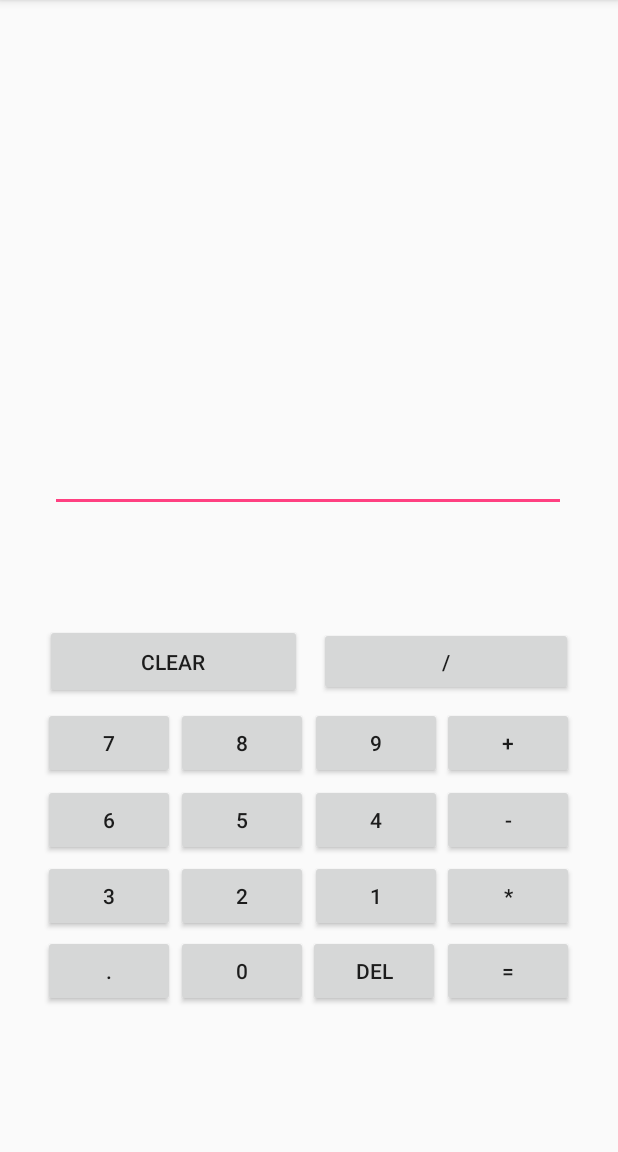
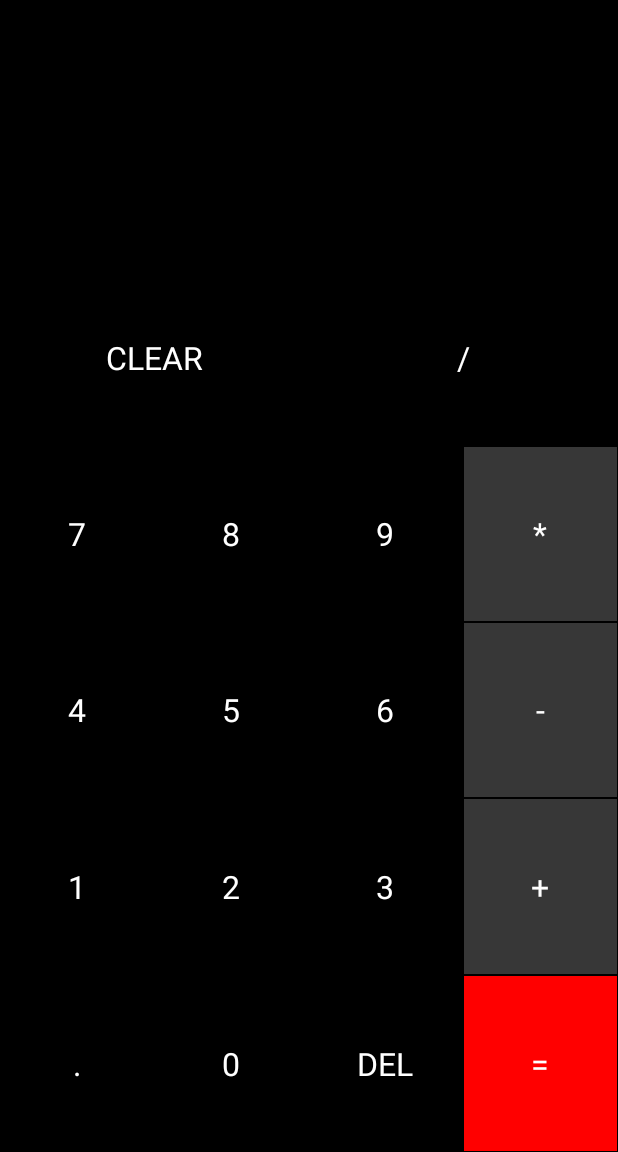
Before and after one commit to hruthiksiva/Calculator, an Android app: the screen it shows after launch (MainActivity), on a phone screen of 412 x 824 dp, the part 84-1236 px from its top. Run offline under Robolectric (Android 15) with nearby library versions, the phone set to English and light mode, and no system bars.

Commit message:
Second Working Layout - Linear Layout

```diff
--- a/app/src/main/res/layout/activity_main.xml
+++ b/app/src/main/res/layout/activity_main.xml
@@ -1,248 +1,146 @@
 <?xml version="1.0" encoding="utf-8"?>
-<android.support.constraint.ConstraintLayout xmlns:android="http://schemas.android.com/apk/res/android"
-    xmlns:app="http://schemas.android.com/apk/res-auto"
+<LinearLayout xmlns:android="http://schemas.android.com/apk/res/android"
     xmlns:tools="http://schemas.android.com/tools"
     android:layout_width="match_parent"
     android:layout_height="match_parent"
+    android:background="@android:color/black"
+    android:orientation="vertical"
     tools:context=".MainActivity">
 
-    <Button
-        android:id="@+id/equal"
-        android:layout_width="wrap_content"
-        android:layout_height="wrap_content"
-        android:text="="
-        app:layout_constraintBottom_toBottomOf="parent"
-        app:layout_constraintEnd_toEndOf="parent"
-        app:layout_constraintHorizontal_bias="0.91"
-        app:layout_constraintStart_toStartOf="parent"
-        app:layout_constraintTop_toTopOf="parent"
-        app:layout_constraintVertical_bias="0.866" />
-
-    <Button
-        android:id="@+id/add"
-        android:layout_width="wrap_content"
-        android:layout_height="wrap_content"
-        android:text="+"
-        app:layout_constraintBottom_toBottomOf="parent"
-        app:layout_constraintEnd_toEndOf="parent"
-        app:layout_constraintHorizontal_bias="0.91"
-        app:layout_constraintStart_toStartOf="parent"
-        app:layout_constraintTop_toTopOf="parent"
-        app:layout_constraintVertical_bias="0.655" />
-
-    <Button
-        android:id="@+id/minus"
-        android:layout_width="wrap_content"
-        android:layout_height="wrap_content"
-        android:text="-"
-        app:layout_constraintBottom_toBottomOf="parent"
-        app:layout_constraintEnd_toEndOf="parent"
-        app:layout_constraintHorizontal_bias="0.91"
-        app:layout_constraintStart_toStartOf="parent"
-        app:layout_constraintTop_toTopOf="parent"
-        app:layout_constraintVertical_bias="0.726" />
-
-    <Button
-        android:id="@+id/button5"
-        android:layout_width="wrap_content"
-        android:layout_height="wrap_content"
-        android:text="*"
-        app:layout_constraintBottom_toBottomOf="parent"
-        app:layout_constraintEnd_toEndOf="parent"
-        app:layout_constraintHorizontal_bias="0.91"
-        app:layout_constraintStart_toStartOf="parent"
-        app:layout_constraintTop_toTopOf="parent"
-        app:layout_constraintVertical_bias="0.796" />
-
-    <Button
-        android:id="@+id/nine"
-        android:layout_width="wrap_content"
-        android:layout_height="wrap_content"
-        android:text="9"
-        app:layout_constraintBottom_toBottomOf="parent"
-        app:layout_constraintEnd_toEndOf="parent"
-        app:layout_constraintHorizontal_bias="0.637"
-        app:layout_constraintStart_toStartOf="parent"
-        app:layout_constraintTop_toTopOf="parent"
-        app:layout_constraintVertical_bias="0.655" />
-
-    <Button
-        android:id="@+id/seven"
-        android:layout_width="wrap_content"
-        android:layout_height="wrap_content"
-        android:text="7"
-        app:layout_constraintBottom_toBottomOf="parent"
-        app:layout_constraintEnd_toEndOf="parent"
-        app:layout_constraintHorizontal_bias="0.089"
-        app:layout_constraintStart_toStartOf="parent"
-        app:layout_constraintTop_toTopOf="parent"
-        app:layout_constraintVertical_bias="0.655" />
-
-    <Button
-        android:id="@+id/six"
-        android:layout_width="wrap_content"
-        android:layout_height="wrap_content"
-        android:text="6"
-        app:layout_constraintBottom_toBottomOf="parent"
-        app:layout_constraintEnd_toEndOf="parent"
-        app:layout_constraintHorizontal_bias="0.089"
-        app:layout_constraintStart_toStartOf="parent"
-        app:layout_constraintTop_toTopOf="parent"
-        app:layout_constraintVertical_bias="0.726" />
-
-    <Button
-        android:id="@+id/five"
-        android:layout_width="wrap_content"
-        android:layout_height="wrap_content"
-        android:text="5"
-        app:layout_constraintBottom_toBottomOf="parent"
-        app:layout_constraintEnd_toEndOf="parent"
-        app:layout_constraintHorizontal_bias="0.362"
-        app:layout_constraintStart_toStartOf="parent"
-        app:layout_constraintTop_toTopOf="parent"
-        app:layout_constraintVertical_bias="0.726" />
-
-    <Button
-        android:id="@+id/four"
-        android:layout_width="wrap_content"
-        android:layout_height="wrap_content"
-        android:text="4"
-        app:layout_constraintBottom_toBottomOf="parent"
-        app:layout_constraintEnd_toEndOf="parent"
-        app:layout_constraintHorizontal_bias="0.637"
-        app:layout_constraintStart_toStartOf="parent"
-        app:layout_constraintTop_toTopOf="parent"
-        app:layout_constraintVertical_bias="0.726" />
-
-    <Button
-        android:id="@+id/one"
-        android:layout_width="wrap_content"
-        android:layout_height="wrap_content"
-        android:text="1"
-        app:layout_constraintBottom_toBottomOf="parent"
-        app:layout_constraintEnd_toEndOf="parent"
-        app:layout_constraintHorizontal_bias="0.637"
-        app:layout_constraintStart_toStartOf="parent"
-        app:layout_constraintTop_toTopOf="parent"
-        app:layout_constraintVertical_bias="0.796" />
-
-    <Button
-        android:id="@+id/two"
-        android:layout_width="wrap_content"
-        android:layout_height="wrap_content"
-        android:text="2"
-        app:layout_constraintBottom_toBottomOf="parent"
-        app:layout_constraintEnd_toEndOf="parent"
-        app:layout_constraintHorizontal_bias="0.362"
-        app:layout_constraintStart_toStartOf="parent"
-        app:layout_constraintTop_toTopOf="parent"
-        app:layout_constraintVertical_bias="0.796" />
-
-    <Button
-        android:id="@+id/three"
-        android:layout_width="wrap_content"
-        android:layout_height="wrap_content"
-        android:text="3"
-        app:layout_constraintBottom_toBottomOf="parent"
-        app:layout_constraintEnd_toEndOf="parent"
-        app:layout_constraintHorizontal_bias="0.089"
-        app:layout_constraintStart_toStartOf="parent"
-        app:layout_constraintTop_toTopOf="parent"
-        app:layout_constraintVertical_bias="0.796" />
-
-    <Button
-        android:id="@+id/dot"
-        android:layout_width="wrap_content"
-        android:layout_height="wrap_content"
-        android:text="."
-        app:layout_constraintBottom_toBottomOf="parent"
-        app:layout_constraintEnd_toEndOf="parent"
-        app:layout_constraintHorizontal_bias="0.089"
-        app:layout_constraintStart_toStartOf="parent"
-        app:layout_constraintTop_toTopOf="parent"
-        app:layout_constraintVertical_bias="0.866" />
-
-    <Button
-        android:id="@+id/zero"
-        android:layout_width="wrap_content"
-        android:layout_height="wrap_content"
-        android:text="0"
-        app:layout_constraintBottom_toBottomOf="parent"
-        app:layout_constraintEnd_toEndOf="parent"
-        app:layout_constraintHorizontal_bias="0.362"
-        app:layout_constraintStart_toStartOf="parent"
-        app:layout_constraintTop_toTopOf="parent"
-        app:layout_constraintVertical_bias="0.866" />
-
-    <Button
-        android:id="@+id/delete"
-        android:layout_width="wrap_content"
-        android:layout_height="wrap_content"
-        android:text="DEL"
-        app:layout_constraintBottom_toBottomOf="parent"
-        app:layout_constraintEnd_toEndOf="parent"
-        app:layout_constraintHorizontal_bias="0.634"
-        app:layout_constraintStart_toStartOf="parent"
-        app:layout_constraintTop_toTopOf="parent"
-        app:layout_constraintVertical_bias="0.866" />
-
-    <Button
-        android:id="@+id/clear"
-        android:layout_width="171dp"
-        android:layout_height="50dp"
-        android:text="CLEAR"
-        app:layout_constraintBottom_toBottomOf="parent"
-        app:layout_constraintEnd_toEndOf="parent"
-        app:layout_constraintHorizontal_bias="0.124"
-        app:layout_constraintStart_toStartOf="parent"
-        app:layout_constraintTop_toTopOf="parent"
-        app:layout_constraintVertical_bias="0.579" />
-
-    <Button
-        android:id="@+id/divide"
-        android:layout_width="169dp"
-        android:layout_height="46dp"
-        android:text="/"
-        app:layout_constraintBottom_toBottomOf="parent"
-        app:layout_constraintEnd_toEndOf="parent"
-        app:layout_constraintHorizontal_bias="0.877"
-        app:layout_constraintStart_toStartOf="parent"
-        app:layout_constraintTop_toTopOf="parent"
-        app:layout_constraintVertical_bias="0.579" />
-
-    <Button
-        android:id="@+id/eight"
-        android:layout_width="wrap_content"
-        android:layout_height="wrap_content"
-        android:text="8"
-        app:layout_constraintBottom_toBottomOf="parent"
-        app:layout_constraintEnd_toEndOf="parent"
-        app:layout_constraintHorizontal_bias="0.362"
-        app:layout_constraintStart_toStartOf="parent"
-        app:layout_constraintTop_toTopOf="parent"
-        app:layout_constraintVertical_bias="0.655" />
-
-    <EditText
-        android:id="@+id/editTextTextPersonName"
-        android:layout_width="344dp"
-        android:layout_height="127dp"
-        android:ems="10"
-        android:inputType="number"
-        app:layout_constraintBottom_toBottomOf="parent"
-        app:layout_constraintEnd_toEndOf="parent"
-        app:layout_constraintHorizontal_bias="0.492"
-        app:layout_constraintStart_toStartOf="parent"
-        app:layout_constraintTop_toTopOf="parent"
-        app:layout_constraintVertical_bias="0.334" />
+    <TextView
+        android:id="@+id/expression"
+        android:layout_width="match_parent"
+        android:layout_height="80dp"
+        android:layout_gravity="end"
+        android:ellipsize="start"
+        android:singleLine="true"
+        android:textColor="@color/actionButton"
+        android:textSize="40sp"/>
 
     <TextView
-        android:id="@+id/textView2"
-        android:layout_width="350dp"
-        android:layout_height="47dp"
-        app:layout_constraintBottom_toBottomOf="parent"
-        app:layout_constraintEnd_toEndOf="parent"
-        app:layout_constraintHorizontal_bias="0.535"
-        app:layout_constraintStart_toStartOf="parent"
-        app:layout_constraintTop_toTopOf="parent"
-        app:layout_constraintVertical_bias="0.494" />
-</android.support.constraint.ConstraintLayout>
+        android:id="@+id/result"
+        android:layout_width="match_parent"
+        android:layout_height="100dp"
+        android:layout_gravity="end"
+        android:ellipsize="end"
+        android:singleLine="true"
+        android:textColor="@color/white"
+        android:textSize="30sp"/>
+
+    <LinearLayout
+        android:layout_width="match_parent"
+        android:layout_height="match_parent"
+        android:orientation="vertical">
+        <LinearLayout
+            android:layout_width="match_parent"
+            android:layout_height="0dp"
+            android:layout_weight="1"
+            android:orientation="horizontal">
+            <TextView
+                android:id="@+id/clear"
+                style="@style/ActionButtonStyle"
+                android:text="CLEAR"/>
+
+            <TextView
+                android:id="@+id/divide"
+                style="@style/ActionButtonStyle"
+                android:text="/" />
+
+        </LinearLayout>
+
+        <LinearLayout
+            android:layout_width="match_parent"
+            android:layout_height="0dp"
+            android:layout_weight="1"
+            android:orientation="horizontal">
+
+            <TextView
+                android:id="@+id/seven"
+                style="@style/NumberButtonStyle"
+                android:text="7"/>
+            <TextView
+                android:id="@+id/eight"
+                style="@style/NumberButtonStyle"
+                android:text="8"/>
+            <TextView
+                android:id="@+id/nine"
+                style="@style/NumberButtonStyle"
+                android:text="9"/>
+            <TextView
+                android:id="@+id/multiply"
+                style="@style/NumberActionButton2"
+                android:text="*"/>
+        </LinearLayout>
+
+        <LinearLayout
+            android:layout_width="match_parent"
+            android:layout_height="0dp"
+            android:layout_weight="1"
+            android:orientation="horizontal">
+
+        <TextView
+            android:id="@+id/four"
+            style="@style/NumberButtonStyle"
+            android:text="4"/>
+        <TextView
+            android:id="@+id/five"
+            style="@style/NumberButtonStyle"
+            android:text="5"/>
+        <TextView
+            android:id="@+id/six"
+            style="@style/NumberButtonStyle"
+            android:text="6"/>
+        <TextView
+            android:id="@+id/minus"
+            style="@style/NumberActionButton2"
+            android:text="-"/>
+    </LinearLayout>
+
+    <LinearLayout
+        android:layout_width="match_parent"
+        android:layout_height="0dp"
+        android:layout_weight="1"
+        android:orientation="horizontal">
+
+        <TextView
+            android:id="@+id/one"
+            style="@style/NumberButtonStyle"
+            android:text="1"/>
+        <TextView
+            android:id="@+id/two"
+            style="@style/NumberButtonStyle"
+            android:text="2"/>
+        <TextView
+            android:id="@+id/three"
+            style="@style/NumberButtonStyle"
+            android:text="3"/>
+        <TextView
+            android:id="@+id/add"
+            style="@style/NumberActionButton2"
+            android:text="+"/>
+    </LinearLayout>
+    <LinearLayout
+        android:layout_width="match_parent"
+        android:layout_height="0dp"
+        android:layout_weight="1"
+        android:orientation="horizontal">
+
+        <TextView
+            android:id="@+id/dot"
+            style="@style/NumberButtonStyle"
+            android:text="."/>
+        <TextView
+            android:id="@+id/zero"
+            style="@style/NumberButtonStyle"
+            android:text="0"/>
+        <TextView
+            android:id="@+id/delete"
+            style="@style/NumberButtonStyle"
+            android:text="DEL"/>
+        <TextView
+            android:id="@+id/equals"
+            style="@style/EqualButtonStyle"
+            android:text="="/>
+    </LinearLayout>
+    </LinearLayout>
+</LinearLayout>
--- a/app/src/main/res/values/styles.xml
+++ b/app/src/main/res/values/styles.xml
@@ -40,7 +40,7 @@
         <item name="android:layout_margin">0.5dp</item>
     </style>
     <!--NumberActionButton2 for keys "* - +" -->
-    <style name="NumberButtonButton2">
+    <style name="NumberActionButton2">
         <item name="android:layout_width">0dp</item>
         <item name="android:layout_height">match_parent</item>
         <item name="android:layout_weight">1</item>
```
